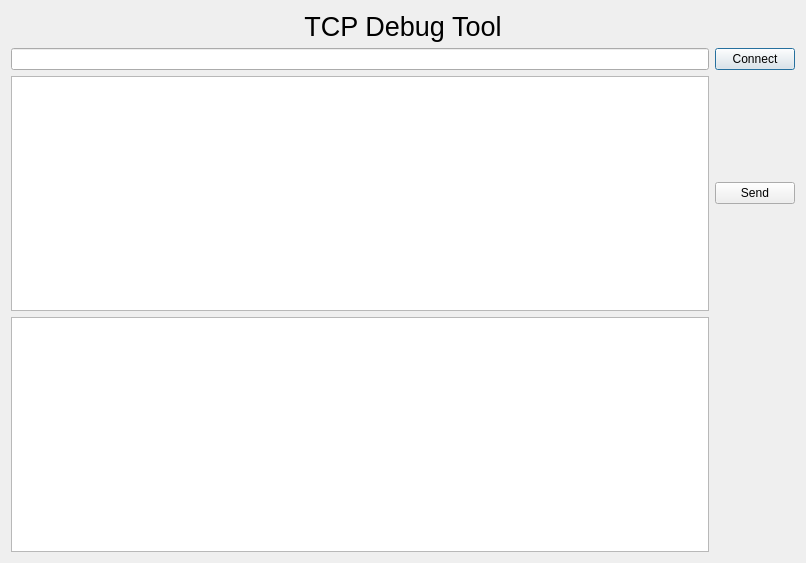
Old version of the form UI/tcptool.ui in the repository bitjiamin/PlatForm.
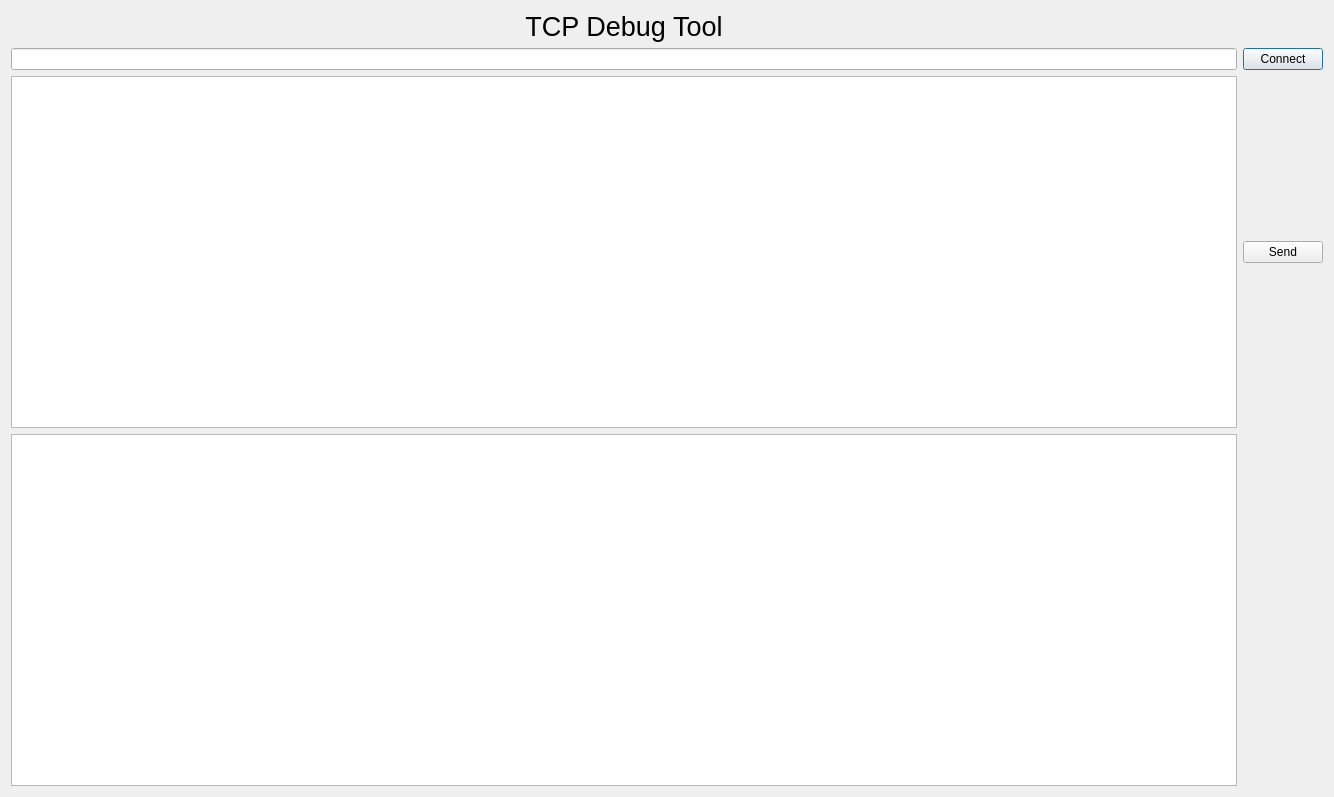
New version of the form.

```diff
--- a/UI/tcptool.ui
+++ b/UI/tcptool.ui
@@ -6,14 +6,29 @@
    <rect>
     <x>0</x>
     <y>0</y>
-    <width>806</width>
-    <height>563</height>
+    <width>1334</width>
+    <height>797</height>
    </rect>
   </property>
   <property name="windowTitle">
    <string>Dialog</string>
   </property>
   <layout class="QGridLayout" name="gridLayout">
+   <item row="0" column="0">
+    <widget class="QLabel" name="lb_tcptitle">
+     <property name="font">
+      <font>
+       <pointsize>20</pointsize>
+      </font>
+     </property>
+     <property name="text">
+      <string>TCP Debug Tool</string>
+     </property>
+     <property name="alignment">
+      <set>Qt::AlignCenter</set>
+     </property>
+    </widget>
+   </item>
    <item row="1" column="0">
     <widget class="QLineEdit" name="le_ip"/>
    </item>
@@ -37,21 +52,6 @@
    <item row="3" column="0">
     <widget class="QTextEdit" name="te_recvmsg"/>
    </item>
-   <item row="0" column="0" colspan="2">
-    <widget class="QLabel" name="lb_tcptitle">
-     <property name="font">
-      <font>
-       <pointsize>20</pointsize>
-      </font>
-     </property>
-     <property name="text">
-      <string>TCP Debug Tool</string>
-     </property>
-     <property name="alignment">
-      <set>Qt::AlignCenter</set>
-     </property>
-    </widget>
-   </item>
   </layout>
  </widget>
  <resources/>
```
